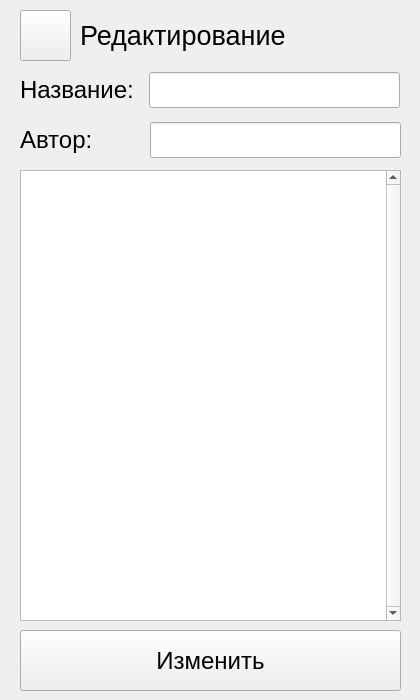
Krahjotdaan/LearningPoem, file UIs/VerseEditForm.ui: the form before one commit.
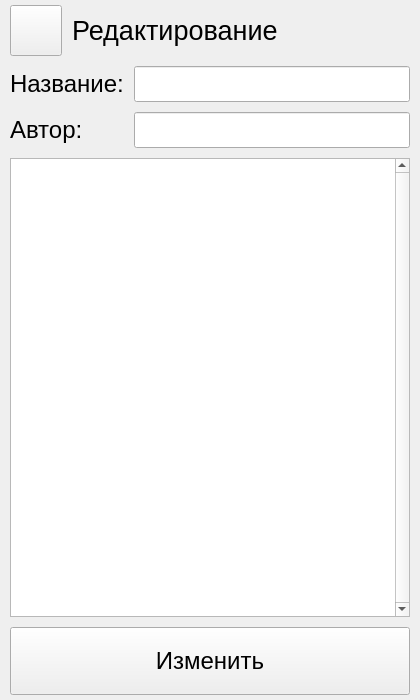
The form after the commit.

Commit message: Style: added grid to forms

The edit to the form file:
```diff
--- a/UIs/VerseEditForm.ui
+++ b/UIs/VerseEditForm.ui
@@ -14,15 +14,56 @@
    <string>MainWindow</string>
   </property>
   <widget class="QWidget" name="centralwidget">
-   <widget class="QWidget" name="verticalLayoutWidget">
-    <property name="geometry">
-     <rect>
-      <x>20</x>
-      <y>70</y>
-      <width>121</width>
-      <height>41</height>
-     </rect>
+   <layout class="QGridLayout" name="gridLayout" rowstretch="3,1,1,27,4">
+    <property name="leftMargin">
+     <number>10</number>
     </property>
+    <property name="topMargin">
+     <number>5</number>
+    </property>
+    <property name="rightMargin">
+     <number>10</number>
+    </property>
+    <property name="bottomMargin">
+     <number>5</number>
+    </property>
+    <property name="spacing">
+     <number>10</number>
+    </property>
+    <item row="0" column="0">
+     <layout class="QHBoxLayout" name="horizontalLayout_9">
+      <item>
+       <widget class="QPushButton" name="backButton">
+        <property name="sizePolicy">
+         <sizepolicy hsizetype="Minimum" vsizetype="Minimum">
+          <horstretch>0</horstretch>
+          <verstretch>0</verstretch>
+         </sizepolicy>
+        </property>
+        <property name="text">
+         <string/>
+        </property>
+       </widget>
+      </item>
+     </layout>
+    </item>
+    <item row="0" column="1" colspan="2">
+     <layout class="QHBoxLayout" name="horizontalLayout_3">
+      <item>
+       <widget class="QLabel" name="label_6">
+        <property name="font">
+         <font>
+          <pointsize>20</pointsize>
+         </font>
+        </property>
+        <property name="text">
+         <string>Редактирование</string>
+        </property>
+       </widget>
+      </item>
+     </layout>
+    </item>
+    <item row="1" column="0" colspan="2">
     <layout class="QVBoxLayout" name="verticalLayout">
      <item>
       <widget class="QLabel" name="label">
@@ -32,16 +73,8 @@
       </widget>
      </item>
     </layout>
-   </widget>
-   <widget class="QWidget" name="verticalLayoutWidget_2">
-    <property name="geometry">
-     <rect>
-      <x>149</x>
-      <y>70</y>
-      <width>251</width>
-      <height>41</height>
-     </rect>
-    </property>
+    </item>
+    <item row="1" column="2">
     <layout class="QVBoxLayout" name="verticalLayout_2">
      <item>
       <widget class="QLineEdit" name="title">
@@ -53,16 +86,8 @@
       </widget>
      </item>
     </layout>
-   </widget>
-   <widget class="QWidget" name="verticalLayoutWidget_3">
-    <property name="geometry">
-     <rect>
-      <x>20</x>
-      <y>120</y>
-      <width>121</width>
-      <height>41</height>
-     </rect>
-    </property>
+    </item>
+    <item row="2" column="0" colspan="2">
     <layout class="QVBoxLayout" name="verticalLayout_3">
      <item>
       <widget class="QLabel" name="label_2">
@@ -72,16 +97,8 @@
       </widget>
      </item>
     </layout>
-   </widget>
-   <widget class="QWidget" name="verticalLayoutWidget_4">
-    <property name="geometry">
-     <rect>
-      <x>150</x>
-      <y>120</y>
-      <width>251</width>
-      <height>41</height>
-     </rect>
-    </property>
+    </item>
+    <item row="2" column="2">
     <layout class="QVBoxLayout" name="verticalLayout_4">
      <item>
       <widget class="QLineEdit" name="author">
@@ -93,16 +110,8 @@
       </widget>
      </item>
     </layout>
-   </widget>
-   <widget class="QWidget" name="verticalLayoutWidget_7">
-    <property name="geometry">
-     <rect>
-      <x>20</x>
-      <y>170</y>
-      <width>381</width>
-      <height>451</height>
-     </rect>
-    </property>
+    </item>
+    <item row="3" column="0" colspan="3">
     <layout class="QVBoxLayout" name="verticalLayout_7">
      <item>
       <widget class="QTextEdit" name="verse_text">
@@ -117,16 +126,8 @@
       </widget>
      </item>
     </layout>
-   </widget>
-   <widget class="QWidget" name="horizontalLayoutWidget">
-    <property name="geometry">
-     <rect>
-      <x>20</x>
-      <y>630</y>
-      <width>381</width>
-      <height>61</height>
-     </rect>
-    </property>
+    </item>
+    <item row="4" column="0" colspan="3">
     <layout class="QHBoxLayout" name="horizontalLayout">
      <item>
       <widget class="QPushButton" name="newVerseButton">
@@ -147,56 +148,8 @@
       </widget>
      </item>
     </layout>
-   </widget>
-   <widget class="QWidget" name="horizontalLayoutWidget_3">
-    <property name="geometry">
-     <rect>
-      <x>80</x>
-      <y>10</y>
-      <width>321</width>
-      <height>51</height>
-     </rect>
-    </property>
-    <layout class="QHBoxLayout" name="horizontalLayout_3">
-     <item>
-      <widget class="QLabel" name="label_6">
-       <property name="font">
-        <font>
-         <pointsize>20</pointsize>
-        </font>
-       </property>
-       <property name="text">
-        <string>Редактирование</string>
-       </property>
-      </widget>
-     </item>
-    </layout>
-   </widget>
-   <widget class="QWidget" name="horizontalLayoutWidget_9">
-    <property name="geometry">
-     <rect>
-      <x>20</x>
-      <y>10</y>
-      <width>51</width>
-      <height>51</height>
-     </rect>
-    </property>
-    <layout class="QHBoxLayout" name="horizontalLayout_9">
-     <item>
-      <widget class="QPushButton" name="backButton">
-       <property name="sizePolicy">
-        <sizepolicy hsizetype="Minimum" vsizetype="Minimum">
-         <horstretch>0</horstretch>
-         <verstretch>0</verstretch>
-        </sizepolicy>
-       </property>
-       <property name="text">
-        <string/>
-       </property>
-      </widget>
-     </item>
-    </layout>
-   </widget>
+    </item>
+   </layout>
   </widget>
  </widget>
  <resources/>
```
Lines whose indentation alone changed are shown as unchanged. The commit also changes 7 other files.
